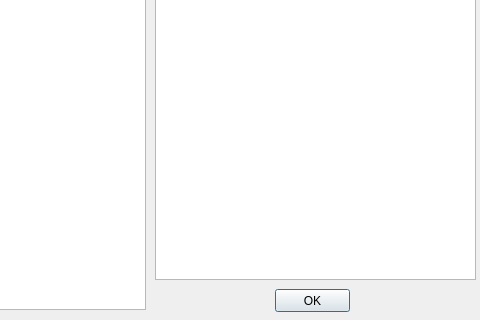
Old version of the form secdialog.ui in the repository Fenigor/NETB380; both pictures show x 215 to 695 and y 101 to 421 of the 695 by 421 pixel window.
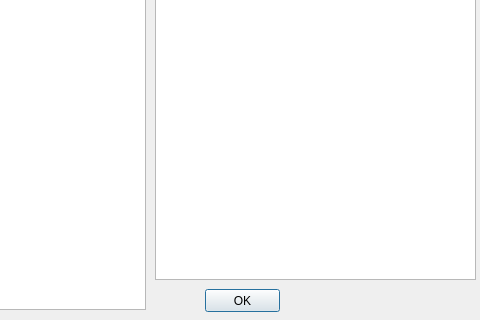
New version of the form.

Patch:
```diff
--- a/secdialog.ui
+++ b/secdialog.ui
@@ -36,7 +36,7 @@
   <widget class="QPushButton" name="ok_button">
    <property name="geometry">
     <rect>
-     <x>490</x>
+     <x>420</x>
      <y>390</y>
      <width>75</width>
      <height>23</height>
@@ -46,6 +46,24 @@
     <string>OK</string>
    </property>
   </widget>
+  <widget class="QLabel" name="label">
+   <property name="geometry">
+    <rect>
+     <x>530</x>
+     <y>390</y>
+     <width>91</width>
+     <height>21</height>
+    </rect>
+   </property>
+   <property name="text">
+    <string/>
+   </property>
+  </widget>
+  <zorder>treeView</zorder>
+  <zorder>listView</zorder>
+  <zorder>ok_button</zorder>
+  <zorder>label</zorder>
+  <zorder>label</zorder>
  </widget>
  <resources/>
  <connections/>
```
